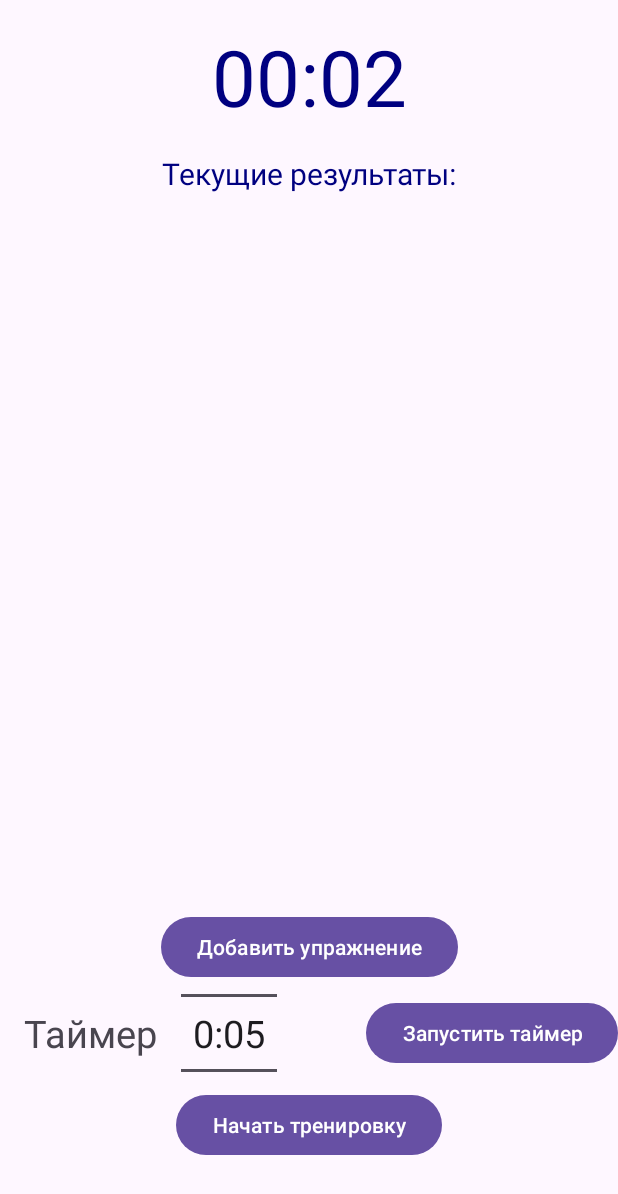
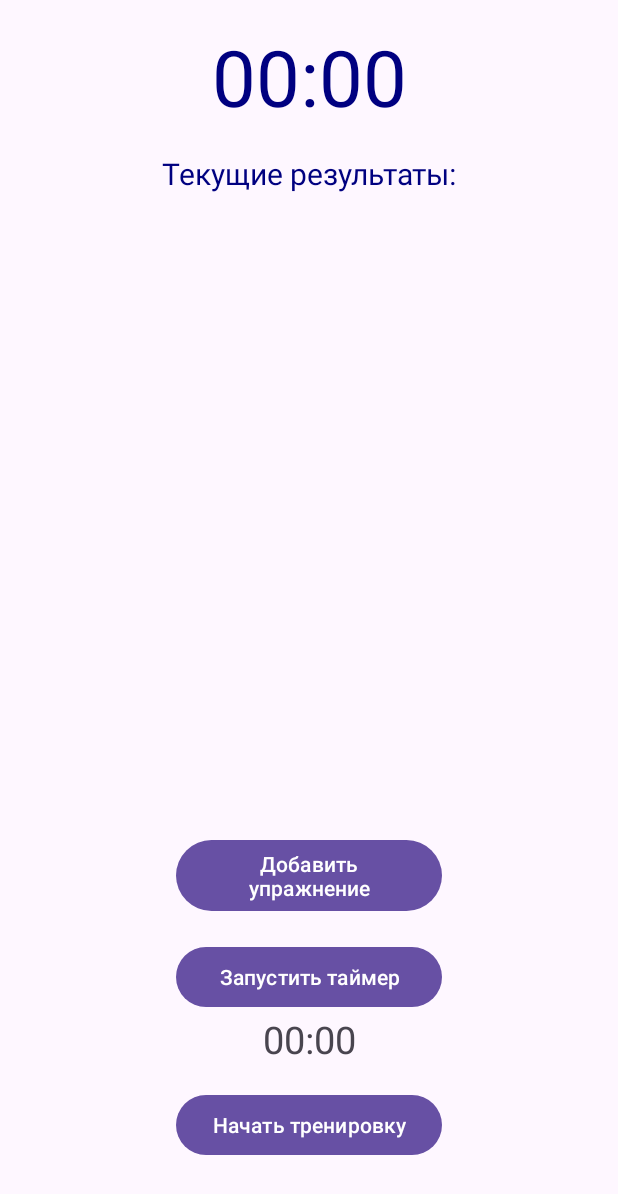
Before and after one commit to SSuren4ik/SportsApp, an Android app: the TrainingActivity screen opened directly, with no data from a screen before it, after a tap on "Завершить тренировку", on a phone screen of 412 x 824 dp. Shown: the top 1194 px of the screen. Run offline under Robolectric (Android 15) with nearby library versions, the phone set to English and light mode, and no system bars; 3 other taps on this screen came first.

Commit message:
Fix timer

```diff
--- a/app/src/main/java/com/example/mysportsapp/TrainingActivity.kt
+++ b/app/src/main/java/com/example/mysportsapp/TrainingActivity.kt
@@ -1,23 +1,22 @@
 package com.example.mysportsapp
 
-import android.content.Context
 import android.os.Build
 import android.os.Bundle
 import android.os.SystemClock
 import android.os.VibrationEffect
-import android.os.VibratorManager
-import android.view.View
+import android.os.Vibrator
 import androidx.appcompat.app.AppCompatActivity
 import com.example.mysportsapp.databinding.ActivityTrainingBinding
 import com.example.mysportsapp.training.Stopwatch
 import com.example.mysportsapp.training.TimerSpace.Timer
 import com.example.mysportsapp.training.TimerSpace.TimerTime
+import com.example.mysportsapp.training.TimerSpace.TimerTimePicker
 
 
 class TrainingActivity : AppCompatActivity() {
     private lateinit var binding: ActivityTrainingBinding
     private lateinit var stopwatch: Stopwatch
-    private lateinit var timer: Timer
+    private var timer = Timer()
     override fun onCreate(savedInstanceState: Bundle?) {
         super.onCreate(savedInstanceState)
         binding = ActivityTrainingBinding.inflate(layoutInflater)
@@ -52,7 +51,7 @@ class TrainingActivity : AppCompatActivity() {
         with(binding) {
             chronometerView.base = SystemClock.elapsedRealtime() - stopwatch.getPauseTime()
             chronometerView.start()
-            startTimerButton.text = "Завершить тренировку"
+            startTrainingButton.text = "Завершить тренировку"
         }
     }
 
@@ -61,7 +60,7 @@ class TrainingActivity : AppCompatActivity() {
         updateChronometerBaseTime()
         with(binding) {
             chronometerView.stop()
-            startTimerButton.text = "Начать тренировку"
+            startTrainingButton.text = "Начать тренировку"
         }
     }
 
@@ -77,62 +76,52 @@ class TrainingActivity : AppCompatActivity() {
     }
 
     private fun createTimer() {
-        with(binding) {
-            timerText.visibility = View.GONE
-            numberPicker.minValue = 0
-            numberPicker.maxValue = 1
-            numberPicker.displayedValues = arrayOf("0:05", "1:00")
-            startTimerButton.setOnClickListener {
-                val time = when (binding.numberPicker.value) {
-                    0 -> 5 // 30 секунд
-                    1 -> 60 // 1 минута
-                    else -> 0
-                }
-                startTimer(time.toLong())
+        binding.startTimerButton.setOnClickListener {
+            if (timer.getRunning()) {
+                restartTimer()
+            } else {
+                val timePickerDialog = TimerTimePicker(
+                    this, android.R.style.Theme_Holo_Light_Dialog_MinWidth, { _, minutes, seconds ->
+                        val time = minutes * 60 + seconds
+                        startTimer(time.toLong())
+                    }, 0, 0
+                )
+                timePickerDialog.show()
             }
         }
     }
-
-
     private fun startTimer(time: Long) {
-        with(binding) {
-            timerText.visibility = View.VISIBLE
-            numberPicker.visibility = View.GONE
-            startTimerButton.text = "Отменить таймер"
-        }
+        binding.startTimerButton.text = "Отменить таймер"
         timer = Timer(time)
         timer.startTimer({ timerTime -> onTickAction(timerTime) }, {
             onFinishAction()
         })
     }
-
     private fun onTickAction(timerTime: TimerTime) {
         val minutes = timerTime.getMinutes()
         val seconds = timerTime.getSeconds()
         val stringTime = String.format("%02d:%02d", minutes, seconds)
         binding.timerText.text = stringTime
     }
-
     private fun onFinishAction() {
         restartTimer()
-        val vibratorManager = if (Build.VERSION.SDK_INT >= Build.VERSION_CODES.S) {
-            getSystemService(Context.VIBRATOR_MANAGER_SERVICE) as VibratorManager
-        } else {
-            TODO("VERSION.SDK_INT < S")
-        }
-        val vibrator = vibratorManager.defaultVibrator;
-        if (Build.VERSION.SDK_INT >= Build.VERSION_CODES.O) {
-            val effect = VibrationEffect.createOneShot(1000, VibrationEffect.DEFAULT_AMPLITUDE)
-            vibrator.vibrate(effect)
-        }
+        createVibrator()
     }
-
     private fun restartTimer() {
         with(binding) {
-            timerText.text = "00:00"
-            numberPicker.visibility = View.VISIBLE
-            timerText.visibility = View.GONE
+            timerText.text = resources.getString(R.string.timer_text)
             startTimerButton.text = "Запустить таймер"
         }
     }
+    private fun createVibrator() {
+        val vibrator = getSystemService(Vibrator::class.java)
+        if (vibrator.hasVibrator()) {
+            val vibrationPattern = longArrayOf(0, 500, 50, 300)
+            if (Build.VERSION.SDK_INT >= Build.VERSION_CODES.O) {
+                vibrator.vibrate(VibrationEffect.createWaveform(vibrationPattern, -1))
+            } else {
+                vibrator.vibrate(vibrationPattern, -1)
+            }
+        }
+    }
 }
--- a/app/src/main/java/com/example/mysportsapp/training/Stopwatch.kt
+++ b/app/src/main/java/com/example/mysportsapp/training/Stopwatch.kt
@@ -20,21 +20,17 @@ class Stopwatch(
         state.putLong("pauseTime", pauseTime)
         state.putBoolean("running", running)
     }
-
     fun isRunning(): Boolean {
         return running
     }
-
     fun reset() {
         startTime = 0L
         pauseTime = 0L
         running = false
     }
-
     fun getStartTime(): Long {
         return startTime
     }
-
     fun getPauseTime(): Long {
         return pauseTime
     }
--- a/app/src/main/java/com/example/mysportsapp/training/TimerSpace/Timer.kt
+++ b/app/src/main/java/com/example/mysportsapp/training/TimerSpace/Timer.kt
@@ -1,6 +1,7 @@
 package com.example.mysportsapp.training.TimerSpace
 
 import android.os.CountDownTimer
+import android.util.Log
 
 
 class Timer(private var time: Long = 0L) {
@@ -8,6 +9,7 @@ class Timer(private var time: Long = 0L) {
     private var running = false
 
     fun startTimer(onTickAction: (TimerTime) -> Unit, onFinishAction: () -> Unit) {
+        Log.d("Timer", "startTimer")
         running = true
         timer = object : CountDownTimer(time * 1000, 1000) {
             override fun onTick(millisUntilFinished: Long) {
--- a/app/src/main/java/com/example/mysportsapp/ui/CalendarFragment.kt
+++ b/app/src/main/java/com/example/mysportsapp/ui/CalendarFragment.kt
@@ -31,16 +31,13 @@ class CalendarFragment : Fragment() {
             val trainings = dataBase.getTrainingsByDate(selectedDay)
             if (trainings.isEmpty()) {
                 binding.Name.text = ""
-                binding.Date.text = ""
                 binding.Calories.text = ""
             }
             for (training in trainings) {
                 binding.Name.append(training.getName() + "\n")
-                binding.Date.append(training.getDate() + "\n")
                 binding.Calories.append(training.getCalories().toString() + "\n")
             }
         }
-
     }
 
     companion object {
--- /dev/null
+++ b/app/src/main/res/drawable/calendar.xml
@@ -0,0 +1,5 @@
+<vector android:height="24dp" android:tint="#000080"
+    android:viewportHeight="24" android:viewportWidth="24"
+    android:width="24dp" xmlns:android="http://schemas.android.com/apk/res/android">
+    <path android:fillColor="@android:color/white" android:pathData="M19,4h-1V2h-2v2H8V2H6v2H5C3.89,4 3.01,4.9 3.01,6L3,20c0,1.1 0.89,2 2,2h14c1.1,0 2,-0.9 2,-2V6C21,4.9 20.1,4 19,4zM19,20H5V10h14V20zM9,14H7v-2h2V14zM13,14h-2v-2h2V14zM17,14h-2v-2h2V14zM9,18H7v-2h2V18zM13,18h-2v-2h2V18zM17,18h-2v-2h2V18z"/>
+</vector>
--- /dev/null
+++ b/app/src/main/res/drawable/home.xml
@@ -0,0 +1,5 @@
+<vector android:height="24dp" android:tint="#000080"
+    android:viewportHeight="24" android:viewportWidth="24"
+    android:width="24dp" xmlns:android="http://schemas.android.com/apk/res/android">
+    <path android:fillColor="@android:color/white" android:pathData="M10,20v-6h4v6h5v-8h3L12,3 2,12h3v8z"/>
+</vector>
--- /dev/null
+++ b/app/src/main/res/drawable/map.xml
@@ -0,0 +1,5 @@
+<vector android:height="24dp" android:tint="#000080"
+    android:viewportHeight="24" android:viewportWidth="24"
+    android:width="24dp" xmlns:android="http://schemas.android.com/apk/res/android">
+    <path android:fillColor="@android:color/white" android:pathData="M20.5,3l-0.16,0.03L15,5.1 9,3 3.36,4.9c-0.21,0.07 -0.36,0.25 -0.36,0.48V20.5c0,0.28 0.22,0.5 0.5,0.5l0.16,-0.03L9,18.9l6,2.1 5.64,-1.9c0.21,-0.07 0.36,-0.25 0.36,-0.48V3.5c0,-0.28 -0.22,-0.5 -0.5,-0.5zM15,19l-6,-2.11V5l6,2.11V19z"/>
+</vector>
--- a/app/src/main/res/layout/activity_training.xml
+++ b/app/src/main/res/layout/activity_training.xml
@@ -43,60 +43,34 @@
 
     <Button
         android:id="@+id/addExerciseButton"
-        android:layout_width="wrap_content"
+        android:layout_width="0dp"
         android:layout_height="wrap_content"
         android:layout_marginBottom="@dimen/layout_margin_bottom"
         android:text="@string/add_exercise"
-        app:layout_constraintEnd_toEndOf="parent"
-        app:layout_constraintStart_toStartOf="parent"
-        app:layout_constraintBottom_toTopOf="@id/timerTitleTextView"/>
-
-    <TextView
-        android:id="@+id/timerTitleTextView"
-        android:layout_width="wrap_content"
-        android:layout_height="wrap_content"
-        android:layout_marginStart="@dimen/layout_margin_start"
-        android:layout_marginBottom="20dp"
-        android:text="@string/timer_title_text"
-        android:textSize="25sp"
-        app:layout_constraintBottom_toTopOf="@id/startTrainingButton"
-        app:layout_constraintStart_toStartOf="parent" />
-
-    <FrameLayout
-        android:id="@+id/timerFrameLayout"
-        android:layout_width="wrap_content"
-        android:layout_height="wrap_content"
-        app:layout_constraintBottom_toBottomOf="@id/timerTitleTextView"
-        app:layout_constraintStart_toEndOf="@id/timerTitleTextView"
-        android:layout_marginStart="@dimen/layout_margin_start"
-        app:layout_constraintTop_toTopOf="@id/timerTitleTextView">
-
-        <TextView
-            android:id="@+id/timerText"
-            android:layout_width="match_parent"
-            android:layout_height="wrap_content"
-            android:layout_gravity="center"
-            android:text="@string/timer_text"
-            android:textSize="25sp" />
-
-        <NumberPicker
-            android:id="@+id/numberPicker"
-            android:layout_width="match_parent"
-            android:layout_height="wrap_content"
-            android:layout_gravity="center"
-            android:theme="@style/NumberPickerStyle" />
-
-    </FrameLayout>
+        app:layout_constraintBottom_toTopOf="@id/startTimerButton"
+        app:layout_constraintEnd_toEndOf="@id/startTrainingButton"
+        app:layout_constraintStart_toStartOf="@id/startTrainingButton" />
 
     <Button
         android:id="@+id/startTimerButton"
-        android:layout_width="wrap_content"
+        android:layout_width="0dp"
         android:layout_height="wrap_content"
         android:layout_gravity="end|center_vertical"
         android:text="@string/start_timer_button_text"
-        app:layout_constraintBottom_toBottomOf="@id/timerTitleTextView"
-        app:layout_constraintEnd_toEndOf="parent"
-        app:layout_constraintTop_toTopOf="@id/timerTitleTextView" />
+        app:layout_constraintBottom_toTopOf="@id/timerText"
+        app:layout_constraintEnd_toEndOf="@id/startTrainingButton"
+        app:layout_constraintStart_toStartOf="@id/startTrainingButton" />
+
+    <TextView
+        android:id="@+id/timerText"
+        android:layout_width="wrap_content"
+        android:layout_height="wrap_content"
+        android:text="@string/timer_text"
+        android:textSize="25sp"
+        android:layout_marginBottom="@dimen/layout_margin_bottom"
+        app:layout_constraintBottom_toTopOf="@id/startTrainingButton"
+        app:layout_constraintEnd_toEndOf="@id/startTrainingButton"
+        app:layout_constraintStart_toStartOf="@id/startTrainingButton" />
 
     <Button
         android:id="@+id/startTrainingButton"
--- a/app/src/main/res/values/strings.xml
+++ b/app/src/main/res/values/strings.xml
@@ -14,5 +14,5 @@
     <string name="add_exercise">Добавить упражнение</string>
     <string name="timer_title_text">Таймер</string>
     <string name="timer_text">00:00</string>
-    <string name="start_timer_button_text">Запустить</string>
+    <string name="start_timer_button_text">Запустить таймер</string>
 </resources>
```
Also changed, not shown: app/src/main/java/com/example/mysportsapp/training/TimerSpace/TimerTimePicker.kt (added, +53 -0 lines), app/src/main/res/layout/fragment_calendar.xml (+0 -10 lines), app/src/main/res/menu/navigation_menu.xml (+3 -7 lines), app/src/main/res/navigation/mobile_navigation.xml (line endings or trailing spaces).
